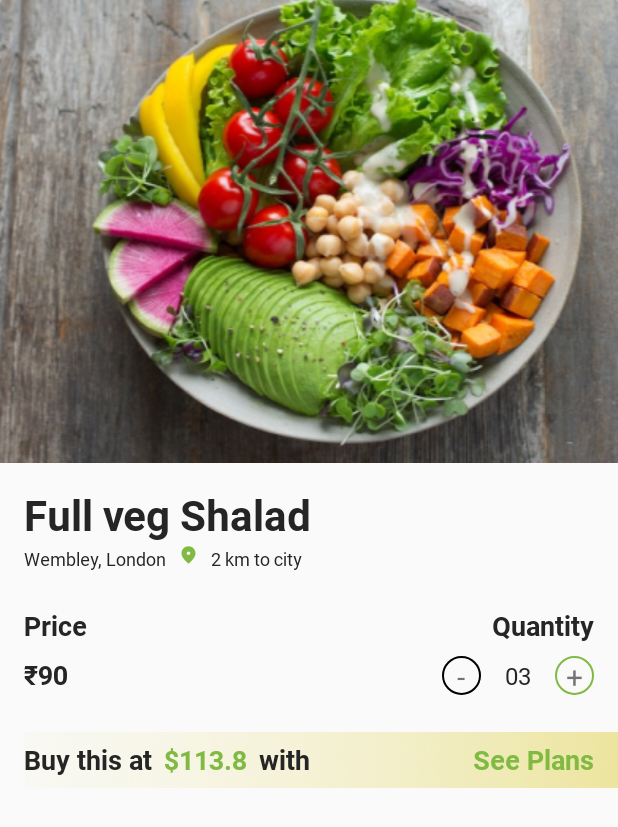
After one commit to Manjeetprasad1/InstantDiet, an Android app: the layout activity_product_details.xml on its own in the app's theme, with its tools: preview values and no code run, on a phone screen of 412 x 824 dp. The commit adds this screen. Shown: the top 827 px of the screen. Run offline under Robolectric (Android 15) with nearby library versions, the phone set to English and light mode, and no system bars.

Commit message:
new details screeen

```diff
--- a/app/src/main/java/com/manny/instantdiet/activity/ItemDetailActivity.kt
+++ b/app/src/main/java/com/manny/instantdiet/activity/ItemDetailActivity.kt
@@ -8,6 +8,6 @@ import com.manny.instantdiet.R
 class ItemDetailActivity : BaseActivity() {
     override fun onCreate(savedInstanceState: Bundle?) {
         super.onCreate(savedInstanceState)
-        setContentView(R.layout.activity_item_detail)
+        setContentView(R.layout.activity_product_details)
     }
 }
--- /dev/null
+++ b/app/src/main/res/drawable/bg_circular_black.xml
@@ -0,0 +1,5 @@
+<?xml version="1.0" encoding="utf-8"?>
+<shape android:shape="oval" xmlns:android="http://schemas.android.com/apk/res/android">
+        <stroke android:color="@color/black"
+            android:width="1dp"/>
+</shape>
--- /dev/null
+++ b/app/src/main/res/drawable/bg_green_circular.xml
@@ -0,0 +1,5 @@
+<?xml version="1.0" encoding="utf-8"?>
+<shape android:shape="oval" xmlns:android="http://schemas.android.com/apk/res/android">
+        <stroke android:width="1dp"
+            android:color="@color/brand_color"/>
+</shape>
--- a/app/src/main/res/layout/activity_item_detail.xml
+++ b/app/src/main/res/layout/activity_item_detail.xml
@@ -5,6 +5,15 @@
     android:layout_width="match_parent"
     android:layout_height="match_parent"
     tools:context=".activity.ItemDetailActivity">
+
+
+    <androidx.core.widget.NestedScrollView
+        android:layout_width="match_parent"
+        android:layout_height="wrap_content">
+
+        <RelativeLayout
+            android:layout_width="match_parent"
+            android:layout_height="wrap_content">
 
             <ImageView
                 android:layout_width="match_parent"
@@ -351,5 +360,10 @@
                 </LinearLayout>
 
             </androidx.cardview.widget.CardView>
+        </RelativeLayout>
+
+    </androidx.core.widget.NestedScrollView>
+
+
 
 </RelativeLayout>
--- /dev/null
+++ b/app/src/main/res/layout/activity_product_details.xml
@@ -0,0 +1,185 @@
+<?xml version="1.0" encoding="utf-8"?>
+<androidx.constraintlayout.widget.ConstraintLayout xmlns:android="http://schemas.android.com/apk/res/android"
+    android:layout_width="match_parent"
+    android:layout_height="match_parent"
+    xmlns:app="http://schemas.android.com/apk/res-auto">
+
+
+    <ImageView
+        android:id="@+id/iv_product_img"
+        android:layout_width="match_parent"
+        android:layout_height="316dp"
+        android:scaleType="fitXY"
+        android:layout_marginTop="-8dp"
+        app:layout_constraintTop_toTopOf="parent"
+        android:src="@drawable/image_rectangle_item" />
+
+
+    <androidx.core.widget.NestedScrollView
+        android:layout_width="match_parent"
+        android:layout_height="wrap_content"
+        app:layout_constraintTop_toBottomOf="@+id/iv_product_img">
+
+        <androidx.constraintlayout.widget.ConstraintLayout
+            android:layout_width="match_parent"
+            android:layout_height="wrap_content">
+
+            <TextView
+                android:id="@+id/tv_product_name"
+                android:layout_width="wrap_content"
+                android:layout_height="wrap_content"
+                android:text="@string/example_product_name"
+                style="@style/text_header_bold_28"
+                app:layout_constraintStart_toStartOf="parent"
+                app:layout_constraintTop_toTopOf="parent"
+                android:layout_marginTop="16dp"
+                android:layout_marginStart="16dp"/>
+
+            <LinearLayout
+                android:id="@+id/location_layout"
+                android:layout_width="match_parent"
+                android:layout_height="wrap_content"
+                android:layout_marginTop="2dp"
+                app:layout_constraintTop_toBottomOf="@+id/tv_product_name"
+                android:layout_marginStart="16dp"
+                android:orientation="horizontal">
+
+                <TextView
+                    style="@style/text_roboto_normal_12"
+                    android:layout_width="wrap_content"
+                    android:layout_height="wrap_content"
+                    android:text="Wembley, London" />
+
+                <ImageView
+                    android:layout_width="10dp"
+                    android:layout_height="12dp"
+                    android:layout_marginHorizontal="10dp"
+                    android:src="@drawable/location_icon"/>
+
+                <TextView
+                    style="@style/text_roboto_normal_12"
+                    android:layout_width="wrap_content"
+                    android:layout_height="wrap_content"
+                    android:text="2 km to city" />
+
+            </LinearLayout>
+
+            <TextView
+                android:id="@+id/tv_price"
+                style="@style/text_header_bold_18"
+                android:layout_width="wrap_content"
+                android:layout_height="wrap_content"
+                app:layout_constraintTop_toBottomOf="@+id/location_layout"
+                app:layout_constraintStart_toStartOf="parent"
+                android:layout_marginStart="16dp"
+                android:layout_marginTop="24dp"
+                android:text="Price" />
+
+            <TextView
+                style="@style/text_header_bold_18"
+                android:layout_width="wrap_content"
+                android:layout_height="wrap_content"
+                app:layout_constraintTop_toBottomOf="@+id/location_layout"
+                app:layout_constraintEnd_toEndOf="parent"
+                android:layout_marginEnd="16dp"
+                android:layout_marginTop="24dp"
+                android:text="Quantity" />
+
+
+            <TextView
+                android:id="@+id/tv_product_price"
+                style="@style/text_header_bold_18"
+                android:layout_width="wrap_content"
+                android:layout_height="wrap_content"
+                app:layout_constraintTop_toBottomOf="@+id/tv_price"
+                app:layout_constraintStart_toStartOf="parent"
+                android:layout_marginStart="16dp"
+                android:layout_marginTop="8dp"
+                android:text="₹90" />
+
+                <LinearLayout
+                    android:layout_width="wrap_content"
+                    android:layout_height="wrap_content"
+                    app:layout_constraintTop_toBottomOf="@+id/tv_price"
+                    app:layout_constraintEnd_toEndOf="parent"
+                    android:layout_marginTop="8dp"
+                    android:layout_marginEnd="16dp"
+                    android:orientation="horizontal">
+
+
+                    <TextView
+                        android:layout_width="26dp"
+                        android:layout_height="26dp"
+                        android:gravity="center"
+                        android:text="-"
+                        android:background="@drawable/bg_circular_black"
+                        android:textSize="20sp" />
+
+                    <TextView
+                        style="@style/text_roboto_normal_16"
+                        android:layout_width="wrap_content"
+                        android:layout_height="match_parent"
+                        android:layout_marginHorizontal="16dp"
+                        android:gravity="center_vertical"
+                        android:text="03" />
+
+
+                    <TextView
+                        android:layout_width="26dp"
+                        android:layout_height="26dp"
+                        android:gravity="center"
+                        android:background="@drawable/bg_green_circular"
+                        android:text="+"
+                        android:textSize="20sp" />
+
+            </LinearLayout>
+
+            <LinearLayout
+                android:layout_width="match_parent"
+                android:layout_height="wrap_content"
+                android:layout_marginTop="26dp"
+                app:layout_constraintStart_toStartOf="parent"
+                android:layout_marginStart="16dp"
+                app:layout_constraintTop_toBottomOf="@+id/tv_product_price"
+                android:background="@drawable/rectangle_offer_background"
+                android:orientation="horizontal">
+
+                <TextView
+                    style="@style/text_header_bold_18"
+                    android:layout_width="wrap_content"
+                    android:layout_height="wrap_content"
+                    android:layout_gravity="center_vertical"
+                    android:text="Buy this at" />
+
+                <TextView
+                    style="@style/text_header_bold_orange_18"
+                    android:layout_width="wrap_content"
+                    android:layout_height="wrap_content"
+                    android:layout_gravity="center_vertical"
+                    android:paddingHorizontal="8dp"
+                    android:text="$113.8" />
+
+                <TextView
+                    style="@style/text_header_bold_18"
+                    android:layout_width="wrap_content"
+                    android:layout_height="wrap_content"
+                    android:layout_gravity="center_vertical"
+                    android:text="with" />
+
+                <TextView
+                    style="@style/text_header_bold_orange_18"
+                    android:layout_width="match_parent"
+                    android:layout_height="wrap_content"
+                    android:layout_gravity="center_vertical"
+                    android:gravity="right"
+                    android:layout_marginEnd="16dp"
+                    android:text="See Plans" />
+
+
+            </LinearLayout>
+
+        </androidx.constraintlayout.widget.ConstraintLayout>
+
+    </androidx.core.widget.NestedScrollView>
+
+</androidx.constraintlayout.widget.ConstraintLayout>
--- a/app/src/main/res/values/strings.xml
+++ b/app/src/main/res/values/strings.xml
@@ -20,4 +20,5 @@
 
     <string name="hello_first_fragment">Hello first fragment</string>
     <string name="hello_second_fragment">Hello second fragment. Arg: %1$s</string>
+    <string name="example_product_name">Full veg Shalad</string>
 </resources>
```
Lines whose indentation alone changed are shown as unchanged.
